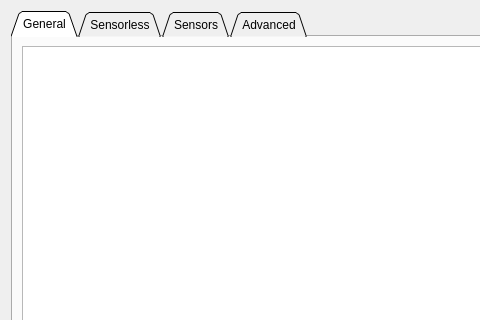
Qt form pages/pagebldc.ui (njupt-robomasters/vesc_tool-zh) before a commit; both pictures show x 0 to 480 and y 0 to 320 of the 734 by 483 pixel window.
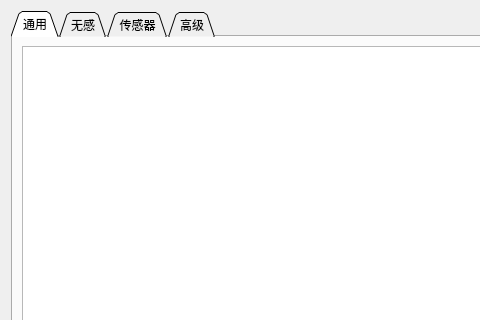
The same form after that commit. Custom widgets are drawn as their Qt base class.

```diff
--- a/pages/pagebldc.ui
+++ b/pages/pagebldc.ui
@@ -24,7 +24,7 @@
      </property>
      <widget class="QWidget" name="tab">
       <attribute name="title">
-       <string>General</string>
+       <string>通用</string>
       </attribute>
       <layout class="QVBoxLayout" name="verticalLayout_2">
        <item>
@@ -34,7 +34,7 @@
      </widget>
      <widget class="QWidget" name="tab_2">
       <attribute name="title">
-       <string>Sensorless</string>
+       <string>无感</string>
       </attribute>
       <layout class="QVBoxLayout" name="verticalLayout_3">
        <item>
@@ -44,7 +44,7 @@
      </widget>
      <widget class="QWidget" name="tab_3">
       <attribute name="title">
-       <string>Sensors</string>
+       <string>传感器</string>
       </attribute>
       <layout class="QVBoxLayout" name="verticalLayout_4">
        <item>
@@ -54,7 +54,7 @@
      </widget>
      <widget class="QWidget" name="tab_5">
       <attribute name="title">
-       <string>Advanced</string>
+       <string>高级</string>
       </attribute>
       <layout class="QVBoxLayout" name="verticalLayout_5">
        <item>
```
